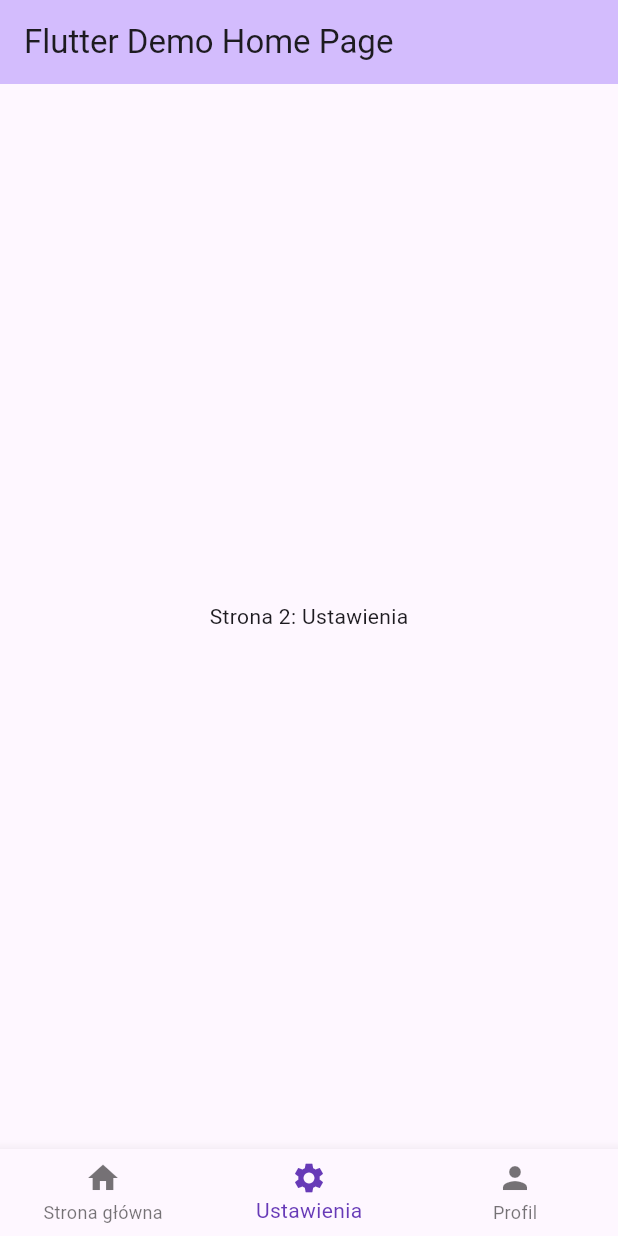
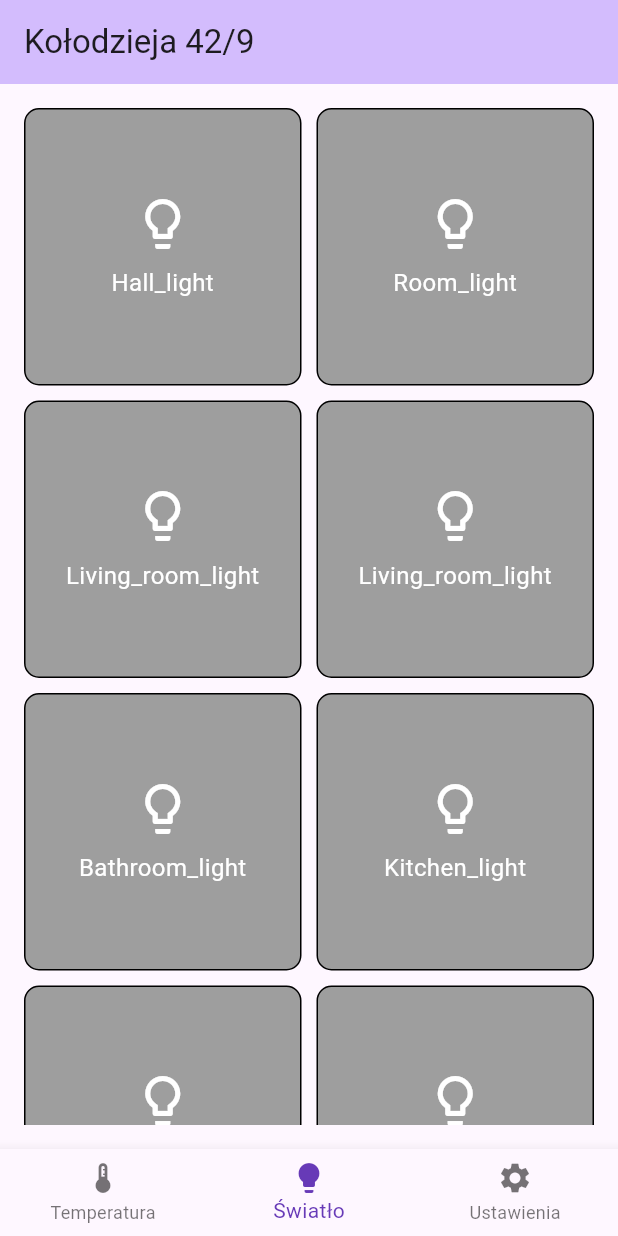
Before and after one commit to Ramosa5/SmartHouse, a Flutter app: the screen it shows after launch, item 2 of the bottom bar chosen, on a phone screen of 412 x 824 dp. Run offline on Flutter 3.47's test engine with Material 3 defaults, Android fonts, the phone set to English and light mode, and no system bars; missing offline and left inert: mqtt_client.

Commit message:
Add mqtt support

```diff
--- a/lib/light_page.dart
+++ b/lib/light_page.dart
@@ -1,42 +1,136 @@
 import 'package:flutter/material.dart';
+import 'mqtt_service.dart';
+import 'package:mqtt_client/mqtt_client.dart';
 
-class ProfilePage extends StatefulWidget {
-  const ProfilePage({super.key});
+class SwitchPage extends StatefulWidget {
+  const SwitchPage({super.key});
 
   @override
-  State<ProfilePage> createState() => _ProfilePageState();
+  State<SwitchPage> createState() => _SwitchPageState();
 }
 
-class _ProfilePageState extends State<ProfilePage> {
-  List<bool> _switchValues = List<bool>.filled(5, false);
+class _SwitchPageState extends State<SwitchPage> {
+  final MqttService mqttService = MqttService();
+  bool isConnected = false;
+  List<bool> lightStates = List<bool>.filled(8, false);
+  List<Color> tileColors = List<Color>.filled(8, Colors.grey);
+
+  List<String> lightNames = [
+    'Hall_light',
+    'Room_light',
+    'Living_room_light',
+    'Living_room_light',
+    'Bathroom_light',
+    'Kitchen_light',
+    'Kitchen_fan',
+    'Bathroom_fan'
+  ];
+
+  @override
+  void initState() {
+    super.initState();
+
+    // Połączenie z brokerem MQTT
+    mqttService.connect().then((_) {
+      if (mounted) {
+        setState(() {
+          isConnected = true;
+        });
+
+        // Subskrybuj tematy MQTT dla każdego światła
+        for (int i = 0; i < lightNames.length; i++) {
+          mqttService.subscribe('zigbee2mqtt/${lightNames[i]}', (message) {
+            _handleMqttMessage(i, message);
+          });
+        }
+      }
+    }).catchError((error) {
+      if (mounted) {
+        ScaffoldMessenger.of(context).showSnackBar(
+          SnackBar(content: Text("Błąd połączenia z MQTT: $error")),
+        );
+      }
+    });
+  }
+
+  // Obsługa wiadomości MQTT
+  void _handleMqttMessage(int lightIndex, String payload) {
+    bool isOn = payload.contains('"state":"ON"') || payload.contains('"state_l2":"ON"');
+
+    setState(() {
+      lightStates[lightIndex] = isOn;
+    });
+  }
+
+  // Wysyłanie wiadomości do MQTT
+  void toggleLight(int lightIndex) {
+    if (mqttService.client != null &&
+        mqttService.client!.connectionStatus != null &&
+        mqttService.client!.connectionStatus!.state == MqttConnectionState.connected) {
+      bool newState = !lightStates[lightIndex];
+      bool isSecondState = lightIndex == 3;
+
+      if (!isSecondState) {
+        mqttService.publishMessage('zigbee2mqtt/${lightNames[lightIndex]}/set',
+            '{"state": "${newState ? "ON" : "OFF"}"}');
+      } else {
+        mqttService.publishMessage('zigbee2mqtt/${lightNames[lightIndex]}/set',
+            '{"state_l2": "${newState ? "ON" : "OFF"}"}');
+      }
+    } else {
+      ScaffoldMessenger.of(context).showSnackBar(
+        const SnackBar(content: Text("Brak połączenia z MQTT!")),
+      );
+    }
+  }
+
+  @override
+  void dispose() {
+    mqttService.dispose();
+    super.dispose();
+  }
 
   @override
   Widget build(BuildContext context) {
     return Scaffold(
-      body: Center(
-        child: Column(
-          mainAxisAlignment: MainAxisAlignment.center,
-          children: [
-            for (int i = 0; i < 5; i++)
-              Padding(
-                padding: const EdgeInsets.all(8.0),
-                child: Row(
+      body: Padding(
+        padding: const EdgeInsets.all(16.0),
+        child: GridView.builder(
+          gridDelegate: const SliverGridDelegateWithFixedCrossAxisCount(
+            crossAxisCount: 2,
+            crossAxisSpacing: 10,
+            mainAxisSpacing: 10,
+          ),
+          itemCount: 8,
+          itemBuilder: (context, index) {
+            return GestureDetector(
+              onTap: () => toggleLight(index),
+              child: Container(
+                padding: const EdgeInsets.all(12.0),
+                decoration: BoxDecoration(
+                  color: tileColors[index],
+                  borderRadius: BorderRadius.circular(10),
+                  border: Border.all(color: Colors.black),
+                ),
+                child: Column(
                   mainAxisAlignment: MainAxisAlignment.center,
                   children: [
-                    const Icon(Icons.lightbulb, size: 40),
-                    const SizedBox(width: 20),
-                    Switch(
-                      value: _switchValues[i],
-                      onChanged: (bool value) {
-                        setState(() {
-                          _switchValues[i] = value;
-                        });
-                      },
+                    Icon(
+                      lightStates[index] ? Icons.lightbulb : Icons.lightbulb_outline,
+                      size: 40,
+                      color: lightStates[index] ? Colors.yellow.shade700 : Colors.white,
+                    ),
+                    const SizedBox(height: 8),
+                    Text(
+                      lightNames[index],
+                      style: const TextStyle(color: Colors.white, fontSize: 16),
+                      textAlign: TextAlign.center,
                     ),
                   ],
                 ),
               ),
-          ],
+            );
+          },
         ),
       ),
     );
--- a/lib/main.dart
+++ b/lib/main.dart
@@ -1,5 +1,5 @@
 import 'package:flutter/material.dart';
-import 'home_page.dart';
+import 'temperature.dart';
 import 'light_page.dart';
 
 void main() {
@@ -33,9 +33,9 @@ class _MyHomePageState extends State<MyHomePage> {
   int _selectedIndex = 0;
 
   static const List<Widget> _widgetOptions = <Widget>[
-    HomePage(),
+    TemperaturePage(),
+    SwitchPage(),
     Center(child: Text('Strona 2: Ustawienia')),
-    ProfilePage(),
   ];
 
   void _onItemTapped(int index) {
@@ -49,22 +49,22 @@ class _MyHomePageState extends State<MyHomePage> {
     return Scaffold(
       appBar: AppBar(
         backgroundColor: Theme.of(context).colorScheme.inversePrimary,
-        title: const Text('Flutter Demo Home Page'),
+        title: const Text('Kołodzieja 42/9'),
       ),
       body: _widgetOptions.elementAt(_selectedIndex),
       bottomNavigationBar: BottomNavigationBar(
         items: const <BottomNavigationBarItem>[
           BottomNavigationBarItem(
-            icon: Icon(Icons.home),
-            label: 'Strona główna',
+            icon: Icon(Icons.thermostat),
+            label: 'Temperatura',
+          ),
+          BottomNavigationBarItem(
+            icon: Icon(Icons.lightbulb),
+            label: 'Światło',
           ),
           BottomNavigationBarItem(
             icon: Icon(Icons.settings),
             label: 'Ustawienia',
-          ),
-          BottomNavigationBarItem(
-            icon: Icon(Icons.person),
-            label: 'Profil',
           ),
         ],
         currentIndex: _selectedIndex,
--- a/pubspec.yaml
+++ b/pubspec.yaml
@@ -35,6 +35,7 @@ dependencies:
   # The following adds the Cupertino Icons font to your application.
   # Use with the CupertinoIcons class for iOS style icons.
   cupertino_icons: ^1.0.6
+  mqtt_client: ^9.6.1
 
 dev_dependencies:
   flutter_test:
```
Also changed, not shown: lib/home_page.dart (deleted, +0 -39 lines), lib/mqtt_service.dart (added, +63 -0 lines), lib/temperature.dart (added, +114 -0 lines).
